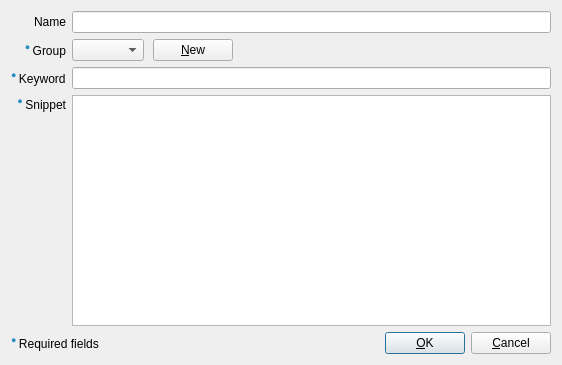
Qt form Beeftext/Combo/ComboDialog.ui (xmichelo/Beeftext) before a commit.
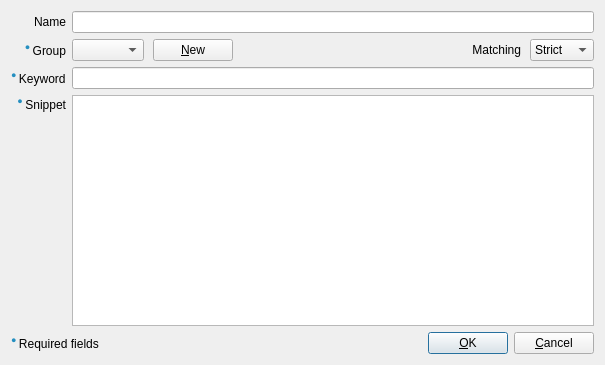
The same form after that commit. Custom widgets are drawn as their Qt base class.

Commit message:
New/Edit dialog now has a combo for matching mode.
Closes #79.

What changed in the file:
```diff
--- a/Beeftext/Combo/ComboDialog.ui
+++ b/Beeftext/Combo/ComboDialog.ui
@@ -6,7 +6,7 @@
    <rect>
     <x>0</x>
     <y>0</y>
-    <width>562</width>
+    <width>605</width>
     <height>365</height>
    </rect>
   </property>
@@ -67,14 +67,41 @@
          <property name="orientation">
           <enum>Qt::Horizontal</enum>
          </property>
+         <property name="sizeType">
+          <enum>QSizePolicy::MinimumExpanding</enum>
+         </property>
          <property name="sizeHint" stdset="0">
           <size>
-           <width>40</width>
+           <width>60</width>
            <height>5</height>
           </size>
          </property>
         </spacer>
        </item>
+       <item>
+        <widget class="QLabel" name="labelMatching">
+         <property name="text">
+          <string>Matching</string>
+         </property>
+         <property name="alignment">
+          <set>Qt::AlignRight|Qt::AlignTrailing|Qt::AlignVCenter</set>
+         </property>
+        </widget>
+       </item>
+       <item>
+        <widget class="QComboBox" name="comboMatching">
+         <item>
+          <property name="text">
+           <string>Strict</string>
+          </property>
+         </item>
+         <item>
+          <property name="text">
+           <string>Loose</string>
+          </property>
+         </item>
+        </widget>
+       </item>
       </layout>
      </item>
      <item row="2" column="0">
```
Left out of the diff: 58 changed lines with no effect on the pictures. The commit also changes 3 other files.
